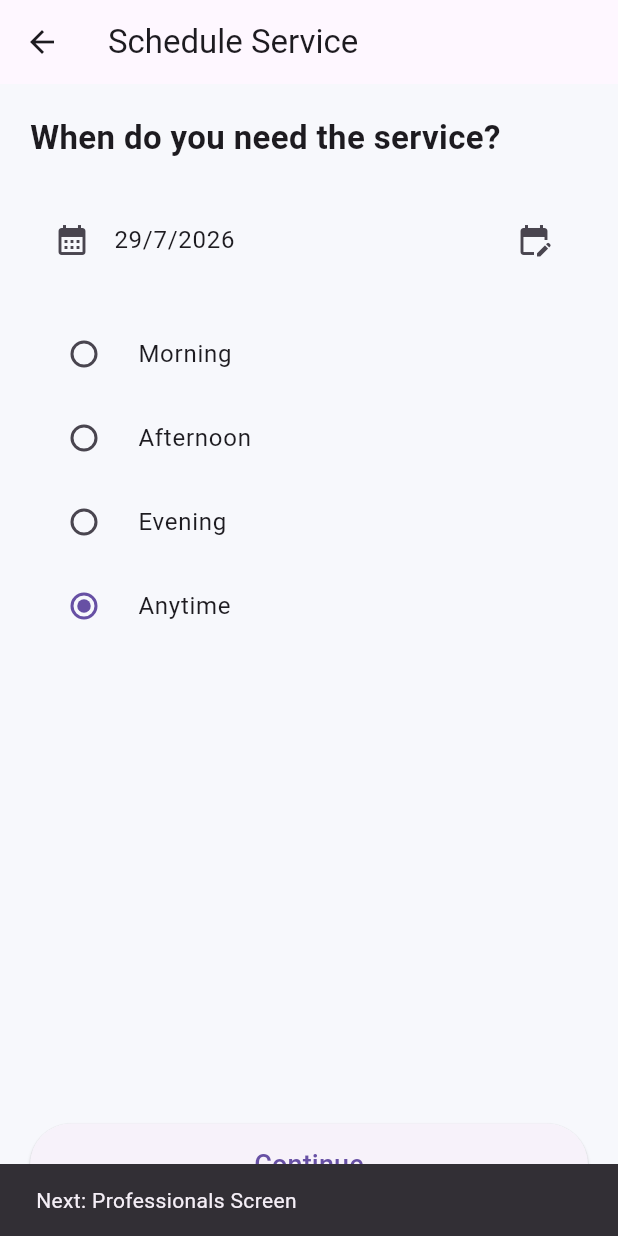
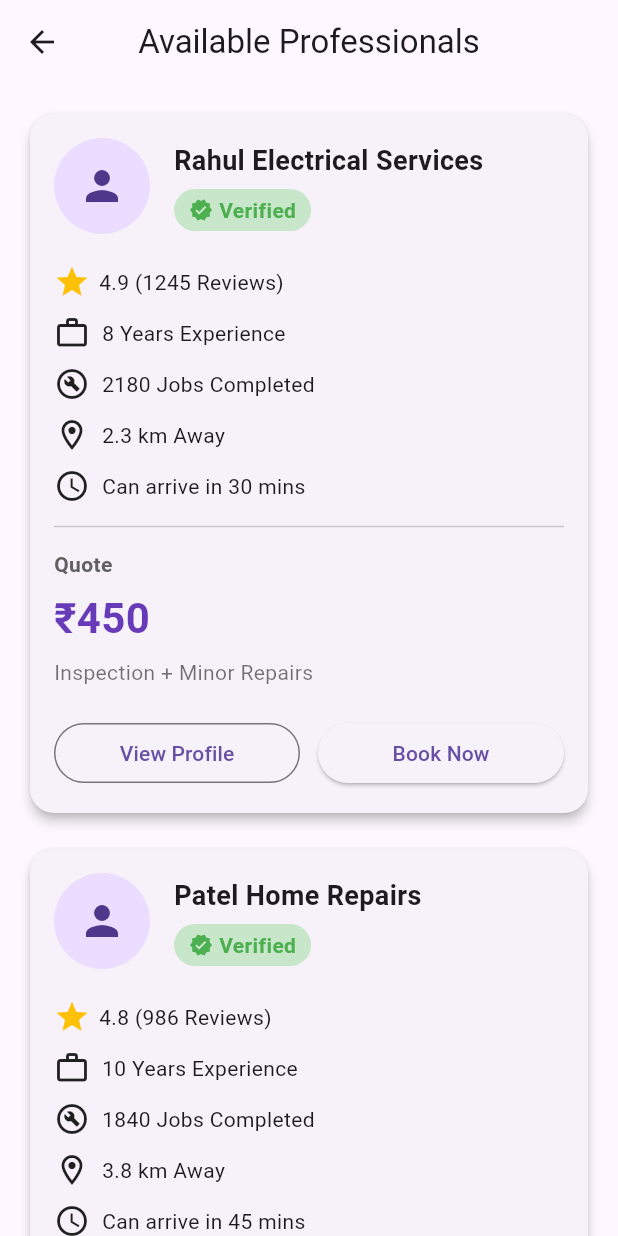
Before and after one commit to HarshSolanki8595/project_x, a Flutter app: the DateTimeScreen screen opened directly with empty values, after a tap on "Continue", on a phone screen of 412 x 824 dp. Run offline on Flutter 3.47's test engine with Material 3 defaults, Android fonts, the phone set to English and light mode, and no system bars.

Commit message:
Implemented professionals listing and profile preview

```diff
--- /dev/null
+++ b/lib/models/professional.dart
@@ -0,0 +1,107 @@
+class Professional {
+  final String id;
+  final String name;
+  final String image;
+  final double rating;
+  final int reviews;
+  final bool verified;
+  final int experience;
+  final int jobsCompleted;
+  final double distance;
+  final String arrivalTime;
+  final double quote;
+  final String quoteDescription;
+
+  const Professional({
+    required this.id,
+    required this.name,
+    required this.image,
+    required this.rating,
+    required this.reviews,
+    required this.verified,
+    required this.experience,
+    required this.jobsCompleted,
+    required this.distance,
+    required this.arrivalTime,
+    required this.quote,
+    required this.quoteDescription,
+  });
+}
+
+/// Dummy Professionals
+final List<Professional> dummyProfessionals = [
+  Professional(
+    id: '1',
+    name: 'Rahul Electrical Services',
+    image: 'assets/images/profile_placeholder.png',
+    rating: 4.9,
+    reviews: 1245,
+    verified: true,
+    experience: 8,
+    jobsCompleted: 2180,
+    distance: 2.3,
+    arrivalTime: '30 mins',
+    quote: 450,
+    quoteDescription: 'Inspection + Minor Repairs',
+  ),
+
+  Professional(
+    id: '2',
+    name: 'Patel Home Repairs',
+    image: 'assets/images/profile_placeholder.png',
+    rating: 4.8,
+    reviews: 986,
+    verified: true,
+    experience: 10,
+    jobsCompleted: 1840,
+    distance: 3.8,
+    arrivalTime: '45 mins',
+    quote: 520,
+    quoteDescription: 'Complete Service Visit',
+  ),
+
+  Professional(
+    id: '3',
+    name: 'QuickFix Solutions',
+    image: 'assets/images/profile_placeholder.png',
+    rating: 4.7,
+    reviews: 735,
+    verified: true,
+    experience: 6,
+    jobsCompleted: 1365,
+    distance: 1.9,
+    arrivalTime: '25 mins',
+    quote: 400,
+    quoteDescription: 'Diagnosis + Repair',
+  ),
+
+  Professional(
+    id: '4',
+    name: 'Urban Expert Services',
+    image: 'assets/images/profile_placeholder.png',
+    rating: 4.9,
+    reviews: 1568,
+    verified: true,
+    experience: 12,
+    jobsCompleted: 2910,
+    distance: 4.5,
+    arrivalTime: '50 mins',
+    quote: 650,
+    quoteDescription: 'Premium Service Package',
+  ),
+
+  Professional(
+    id: '5',
+    name: 'Smart Home Technicians',
+    image: 'assets/images/profile_placeholder.png',
+    rating: 4.6,
+    reviews: 652,
+    verified: true,
+    experience: 5,
+    jobsCompleted: 980,
+    distance: 2.7,
+    arrivalTime: '35 mins',
+    quote: 380,
+    quoteDescription: 'Basic Inspection & Repair',
+  ),
+];
--- a/lib/screens/date_time_screen.dart
+++ b/lib/screens/date_time_screen.dart
@@ -1,6 +1,7 @@
 import 'package:flutter/material.dart';
 
 import '../models/service_request.dart';
+import 'professionals_screen.dart';
 
 class DateTimeScreen extends StatefulWidget {
   final ServiceRequest request;
@@ -95,9 +96,12 @@ class _DateTimeScreenState extends State<DateTimeScreen> {
     widget.request.preferredDate = selectedDate;
     widget.request.preferredTimeSlot = selectedSlot;
 
-                  ScaffoldMessenger.of(context).showSnackBar(
-                    const SnackBar(
-                      content: Text("Next: Professionals Screen"),
+    Navigator.push(
+      context,
+      MaterialPageRoute(
+        builder: (_) => ProfessionalsScreen(
+          request: widget.request,
+        ),
       ),
     );
   },
@@ -112,4 +116,7 @@ class _DateTimeScreenState extends State<DateTimeScreen> {
       ),
       );
 }
+
+
+
 }
--- /dev/null
+++ b/lib/screens/professionals_screen.dart
@@ -0,0 +1,318 @@
+import 'package:flutter/material.dart';
+
+import '../models/professional.dart';
+import '../models/service_request.dart';
+
+class ProfessionalsScreen extends StatelessWidget {
+  final ServiceRequest request;
+
+  const ProfessionalsScreen({
+    super.key,
+    required this.request,
+  });
+
+  @override
+  Widget build(BuildContext context) {
+    return Scaffold(
+      appBar: AppBar(
+        title: const Text("Available Professionals"),
+        centerTitle: true,
+      ),
+      body: ListView.builder(
+        padding: const EdgeInsets.all(16),
+        itemCount: dummyProfessionals.length,
+        itemBuilder: (context, index) {
+          final professional = dummyProfessionals[index];
+
+          return Padding(
+            padding: const EdgeInsets.only(bottom: 16),
+            child: _buildProfessionalCard(
+              context,
+              professional,
+            ),
+          );
+        },
+      ),
+    );
+  }
+
+  Widget _buildProfessionalCard(
+  BuildContext context,
+  Professional professional,
+) {
+  return Card(
+    elevation: 3,
+    shape: RoundedRectangleBorder(
+      borderRadius: BorderRadius.circular(16),
+    ),
+    child: Padding(
+      padding: const EdgeInsets.all(16),
+      child: Column(
+        crossAxisAlignment: CrossAxisAlignment.start,
+        children: [
+
+          /// Profile Row
+          Row(
+            children: [
+              const CircleAvatar(
+                radius: 32,
+                child: Icon(
+                  Icons.person,
+                  size: 32,
+                ),
+              ),
+
+              const SizedBox(width: 16),
+
+              Expanded(
+                child: Column(
+                  crossAxisAlignment: CrossAxisAlignment.start,
+                  children: [
+
+                    Text(
+                      professional.name,
+                      style: const TextStyle(
+                        fontSize: 18,
+                        fontWeight: FontWeight.bold,
+                      ),
+                    ),
+
+                    const SizedBox(height: 6),
+
+                    if (professional.verified)
+                      Container(
+                        padding: const EdgeInsets.symmetric(
+                          horizontal: 10,
+                          vertical: 4,
+                        ),
+                        decoration: BoxDecoration(
+                          color: Colors.green.shade100,
+                          borderRadius: BorderRadius.circular(20),
+                        ),
+                        child: const Row(
+                          mainAxisSize: MainAxisSize.min,
+                          children: [
+                            Icon(
+                              Icons.verified,
+                              color: Colors.green,
+                              size: 16,
+                            ),
+                            SizedBox(width: 4),
+                            Text(
+                              "Verified",
+                              style: TextStyle(
+                                color: Colors.green,
+                                fontWeight: FontWeight.w600,
+                              ),
+                            ),
+                          ],
+                        ),
+                      ),
+                  ],
+                ),
+              ),
+            ],
+          ),
+
+          const SizedBox(height: 20),
+
+          /// Rating
+          Row(
+            children: [
+              const Icon(
+                Icons.star,
+                color: Colors.amber,
+              ),
+              const SizedBox(width: 6),
+              Text(
+                "${professional.rating} (${professional.reviews} Reviews)",
+              ),
+            ],
+          ),
+
+          const SizedBox(height: 10),
+
+          /// Experience
+          Row(
+            children: [
+              const Icon(Icons.work_outline),
+              const SizedBox(width: 8),
+              Text("${professional.experience} Years Experience"),
+            ],
+          ),
+
+          const SizedBox(height: 10),
+
+          /// Jobs Completed
+          Row(
+            children: [
+              const Icon(Icons.build_circle_outlined),
+              const SizedBox(width: 8),
+              Text("${professional.jobsCompleted} Jobs Completed"),
+            ],
+          ),
+
+          const SizedBox(height: 10),
+
+          /// Distance
+          Row(
+            children: [
+              const Icon(Icons.location_on_outlined),
+              const SizedBox(width: 8),
+              Text("${professional.distance} km Away"),
+            ],
+          ),
+
+          const SizedBox(height: 10),
+
+          /// Arrival
+          Row(
+            children: [
+              const Icon(Icons.access_time),
+              const SizedBox(width: 8),
+              Text("Can arrive in ${professional.arrivalTime}"),
+            ],
+          ),
+
+          const Divider(height: 30),
+
+          /// Quote
+          Text(
+            "Quote",
+            style: TextStyle(
+              color: Colors.grey.shade700,
+              fontWeight: FontWeight.bold,
+            ),
+          ),
+
+          const SizedBox(height: 6),
+
+          Text(
+            "₹${professional.quote.toStringAsFixed(0)}",
+            style: const TextStyle(
+              fontSize: 28,
+              fontWeight: FontWeight.bold,
+              color: Colors.deepPurple,
+            ),
+          ),
+
+          const SizedBox(height: 6),
+
+          Text(
+            professional.quoteDescription,
+            style: const TextStyle(
+              color: Colors.black54,
+            ),
+          ),
+
+          const SizedBox(height: 20),
+
+          /// Buttons
+          Row(
+            children: [
+
+              Expanded(
+  child: OutlinedButton(
+    onPressed: () {
+      _showProfessionalProfile(
+        context,
+        professional,
+      );
+    },
+    child: const Text("View Profile"),
+  ),
+),
+
+              const SizedBox(width: 12),
+
+              Expanded(
+  child: ElevatedButton(
+    onPressed: () {
+      ScaffoldMessenger.of(context).showSnackBar(
+        SnackBar(
+          content: Text(
+            "Booking ${professional.name}",
+          ),
+        ),
+      );
+    },
+    child: const Text("Book Now"),
+  ),
+),
+            ],
+          ),
+        ],
+      ),
+    ),
+  );
+}
+
+void _showProfessionalProfile(
+  BuildContext context,
+  Professional professional,
+) {
+  showModalBottomSheet(
+    context: context,
+    shape: const RoundedRectangleBorder(
+      borderRadius: BorderRadius.vertical(
+        top: Radius.circular(24),
+      ),
+    ),
+    builder: (context) {
+      return Padding(
+        padding: const EdgeInsets.all(20),
+        child: Column(
+          mainAxisSize: MainAxisSize.min,
+          children: [
+
+            const CircleAvatar(
+              radius: 40,
+              child: Icon(Icons.person, size: 40),
+            ),
+
+            const SizedBox(height: 16),
+
+            Text(
+              professional.name,
+              style: const TextStyle(
+                fontSize: 22,
+                fontWeight: FontWeight.bold,
+              ),
+            ),
+
+            const SizedBox(height: 10),
+
+            Text(
+              "⭐ ${professional.rating} (${professional.reviews} Reviews)",
+            ),
+
+            Text(
+              "${professional.experience} Years Experience",
+            ),
+
+            Text(
+              "${professional.jobsCompleted} Jobs Completed",
+            ),
+
+            Text(
+              "${professional.distance} km Away",
+            ),
+
+            const SizedBox(height: 20),
+
+            ElevatedButton(
+              onPressed: () {
+                Navigator.pop(context);
+              },
+              child: const Text("Close"),
+            ),
+
+            const SizedBox(height: 20),
+          ],
+        ),
+      );
+    },
+  );
+}
+
+}
```
Lines whose indentation alone changed are shown as unchanged.
